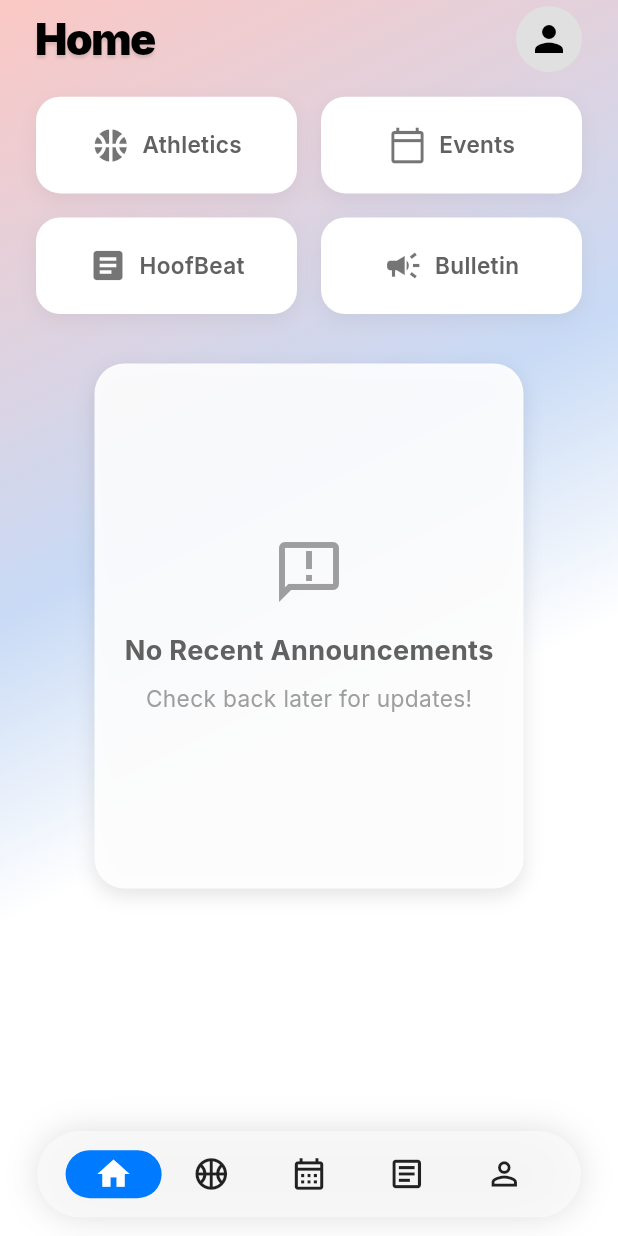
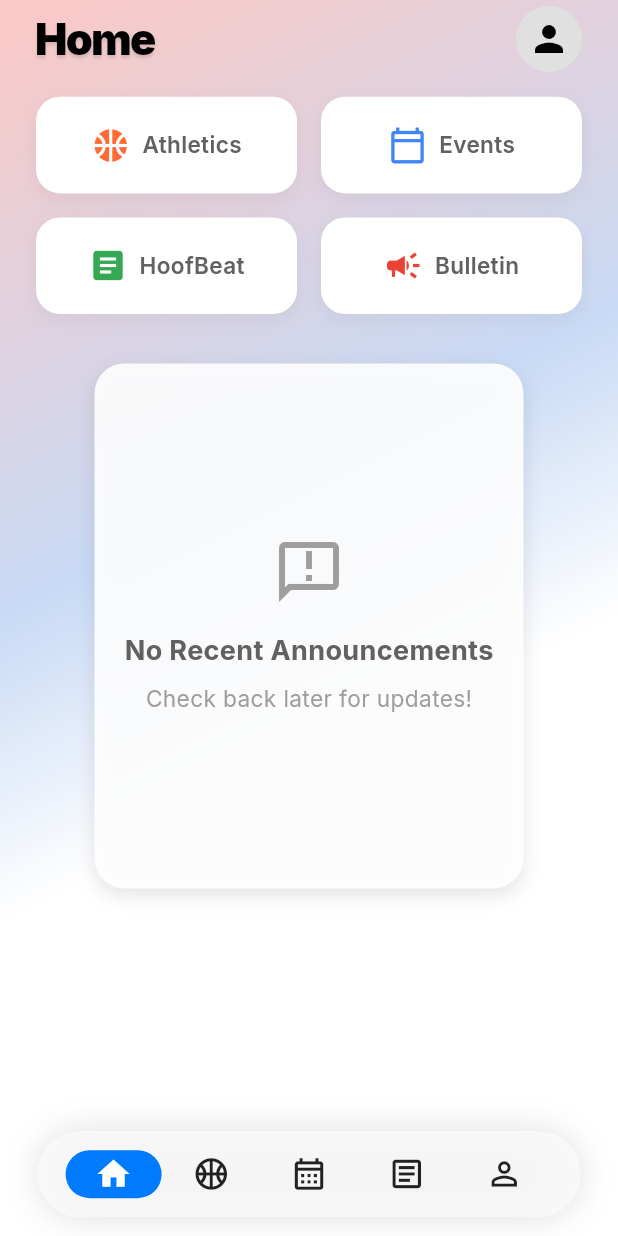
Before and after one commit to NCP-Stampede/northside-app, a Flutter app: the screen it shows after launch, on a phone screen of 412 x 824 dp. Run offline on Flutter 3.47's test engine with Material 3 defaults, Android fonts, the phone set to English and light mode, and no system bars; our stand-ins replace get, google_fonts, logger, sizer, sticky_headers, table_calendar and 1 more; network calls fail.

Commit message:
Aesthetic touches

```diff
--- a/northside_app/lib/presentation/home_screen/home_screen.dart
+++ b/northside_app/lib/presentation/home_screen/home_screen.dart
@@ -181,7 +181,7 @@ class _HomeScreenState extends State<HomeScreen> {
         childAspectRatio: childAspectRatio,
         children: [
           _QuickActionButton(iconWidget: Image.asset('assets/images/grades_icon.png', width: screenWidth * 0.08, height: screenWidth * 0.08), label: 'Grades', onTap: () {}),
-          _QuickActionButton(iconWidget: Icon(Icons.calendar_today_outlined, color: Colors.black54, size: screenWidth * 0.065), label: 'Events', onTap: () {}),
+          _QuickActionButton(iconWidget: Icon(Icons.calendar_today_outlined, color: Color(0xFF4285F4), size: screenWidth * 0.065), label: 'Events', onTap: () {}),
           _QuickActionButton(iconWidget: Image.asset('assets/images/hoofbeat_icon.png', width: screenWidth * 0.08, height: screenWidth * 0.08), label: 'HoofBeat', onTap: () {}),
           _QuickActionButton(iconWidget: Image.asset('assets/images/flexes_icon.png', width: screenWidth * 0.08, height: screenWidth * 0.08), label: 'Flexes', onTap: () {}),
         ],
--- a/northside_app/lib/presentation/home_screen_content/home_screen_content.dart
+++ b/northside_app/lib/presentation/home_screen_content/home_screen_content.dart
@@ -65,11 +65,11 @@ class HomeScreenContent extends GetView<HomeScreenContentController> {
         mainAxisSpacing: 16,
         childAspectRatio: 2.7,
         children: [
-          _QuickActionButton(iconWidget: const Icon(Icons.sports_basketball, color: Colors.black54, size: 26), label: 'Athletics', onTap: () => appShellController.changePage(1)),
-          _QuickActionButton(iconWidget: const Icon(Icons.calendar_today_outlined, color: Colors.black54, size: 26), label: 'Events', onTap: () => appShellController.changePage(2)),
-          _QuickActionButton(iconWidget: const Icon(Icons.article, color: Colors.black54, size: 26), label: 'HoofBeat', onTap: () => Get.to(() => const HoofBeatPage())),
+          _QuickActionButton(iconWidget: const Icon(Icons.sports_basketball, color: Color(0xFFFF6B35), size: 26), label: 'Athletics', onTap: () => appShellController.changePage(1)),
+          _QuickActionButton(iconWidget: const Icon(Icons.calendar_today_outlined, color: Color(0xFF4285F4), size: 26), label: 'Events', onTap: () => appShellController.changePage(2)),
+          _QuickActionButton(iconWidget: const Icon(Icons.article, color: Color(0xFF34A853), size: 26), label: 'HoofBeat', onTap: () => Get.to(() => const HoofBeatPage())),
           // FIX: The label is now "Bulletin", the icon is updated, and it correctly navigates to index 3.
-          _QuickActionButton(iconWidget: const Icon(Icons.campaign, color: Colors.black54, size: 26), label: 'Bulletin', onTap: () => appShellController.changePage(3)),
+          _QuickActionButton(iconWidget: const Icon(Icons.campaign, color: Color(0xFFEA4335), size: 26), label: 'Bulletin', onTap: () => appShellController.changePage(3)),
         ],
       ),
     );
```
